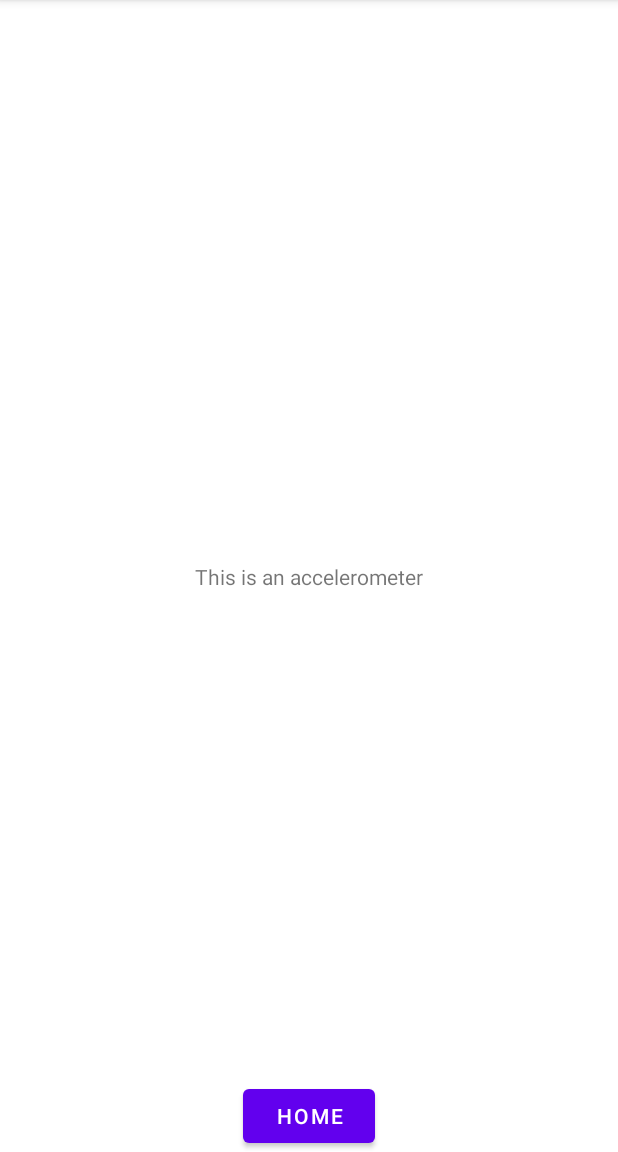
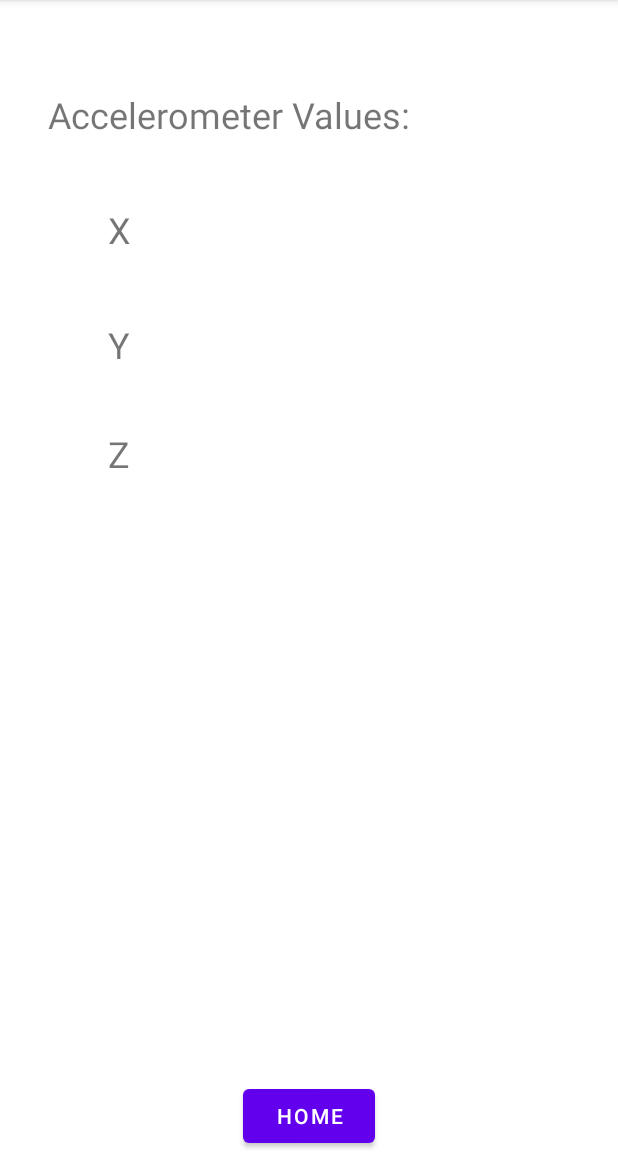
Before and after one commit to AndreArnesson/AssignmentMAMN01, an Android app: the Accelerometer screen opened directly, with no data from a screen before it, on a phone screen of 412 x 824 dp, the part 84-1236 px from its top. Run offline under Robolectric (Android 15) with nearby library versions, the phone set to English and light mode, and no system bars.

Commit message:
Färdigt med allt de vitala

```diff
--- a/app/src/main/java/com/example/assignment/Accelerometer.java
+++ b/app/src/main/java/com/example/assignment/Accelerometer.java
@@ -1,18 +1,41 @@
 package com.example.assignment;
 
 import android.content.Intent;
+import android.hardware.Sensor;
+import android.hardware.SensorManager;
+import android.hardware.SensorEventListener;
+import android.hardware.SensorEvent;
 import android.os.Bundle;
 import android.view.View;
 import android.widget.Button;
+import android.widget.TextView;
 
 import androidx.appcompat.app.AppCompatActivity;
 
-public class Accelerometer extends AppCompatActivity {
+public class Accelerometer extends AppCompatActivity implements SensorEventListener{
+
+    private TextView xText, yText, zText;
+    private Sensor mySensor;
+    private SensorManager sensorM;
 
     @Override
     protected void onCreate(Bundle savedInstanceState) {
         super.onCreate(savedInstanceState);
         setContentView(R.layout.activity_accelerometer);
+
+        // Create sensormanager
+        sensorM = (SensorManager) getSystemService(SENSOR_SERVICE);
+
+        //accelerometer sensor
+        mySensor = sensorM.getDefaultSensor(Sensor.TYPE_ACCELEROMETER);
+
+        //Register sensor listener
+        sensorM.registerListener(this, mySensor, SensorManager.SENSOR_DELAY_NORMAL);
+
+        //Assign TextVIew
+        xText = (TextView) findViewById(R.id.xText);
+        yText = (TextView) findViewById(R.id.yText);
+        zText = (TextView) findViewById(R.id.zText);
 
         Button home = (Button) findViewById(R.id.homeButton2);
         home.setOnClickListener(new View.OnClickListener() {
@@ -23,4 +46,16 @@ public class Accelerometer extends AppCompatActivity {
             }
         });
     }
+
+    @Override
+    public void onSensorChanged(SensorEvent event) {
+        xText.setText("X: " + event.values[0]);
+        yText.setText("Y: " + event.values[1]);
+        zText.setText("Z: " + event.values[2]);
+    }
+
+    @Override
+    public void onAccuracyChanged(Sensor sensor, int accuracy) {
+        //Not in use
+    }
 }
--- a/app/src/main/res/layout/activity_accelerometer.xml
+++ b/app/src/main/res/layout/activity_accelerometer.xml
@@ -5,16 +5,6 @@
     android:layout_width="match_parent"
     android:layout_height="match_parent"
     tools:context=".Accelerometer">
-
-    <TextView
-        android:id="@+id/textView2"
-        android:layout_width="wrap_content"
-        android:layout_height="wrap_content"
-        android:text="This is an accelerometer"
-        app:layout_constraintBottom_toBottomOf="parent"
-        app:layout_constraintEnd_toEndOf="parent"
-        app:layout_constraintStart_toStartOf="parent"
-        app:layout_constraintTop_toTopOf="parent" />
 
     <Button
         android:id="@+id/homeButton2"
@@ -24,4 +14,52 @@
         app:layout_constraintBottom_toBottomOf="parent"
         app:layout_constraintEnd_toEndOf="parent"
         app:layout_constraintStart_toStartOf="parent" />
+
+    <TextView
+        android:id="@+id/textView5"
+        android:layout_width="wrap_content"
+        android:layout_height="wrap_content"
+        android:layout_marginStart="32dp"
+        android:layout_marginLeft="32dp"
+        android:layout_marginTop="60dp"
+        android:text="Accelerometer Values:"
+        android:textSize="24sp"
+        app:layout_constraintStart_toStartOf="parent"
+        app:layout_constraintTop_toTopOf="parent" />
+
+    <TextView
+        android:id="@+id/zText"
+        android:layout_width="wrap_content"
+        android:layout_height="wrap_content"
+        android:layout_marginStart="72dp"
+        android:layout_marginLeft="72dp"
+        android:layout_marginTop="40dp"
+        android:text="Z"
+        android:textSize="24sp"
+        app:layout_constraintStart_toStartOf="parent"
+        app:layout_constraintTop_toBottomOf="@+id/yText" />
+
+    <TextView
+        android:id="@+id/xText"
+        android:layout_width="wrap_content"
+        android:layout_height="wrap_content"
+        android:layout_marginStart="72dp"
+        android:layout_marginLeft="72dp"
+        android:layout_marginTop="44dp"
+        android:text="X"
+        android:textSize="24sp"
+        app:layout_constraintStart_toStartOf="parent"
+        app:layout_constraintTop_toBottomOf="@+id/textView5" />
+
+    <TextView
+        android:id="@+id/yText"
+        android:layout_width="wrap_content"
+        android:layout_height="wrap_content"
+        android:layout_marginStart="72dp"
+        android:layout_marginLeft="72dp"
+        android:layout_marginTop="44dp"
+        android:text="Y"
+        android:textSize="24sp"
+        app:layout_constraintStart_toStartOf="parent"
+        app:layout_constraintTop_toBottomOf="@+id/xText" />
 </androidx.constraintlayout.widget.ConstraintLayout>
```
Also changed, not shown: app/src/main/AndroidManifest.xml (+8 -3 lines), app/src/main/java/com/example/assignment/Compass.java (+46 -0 lines), app/src/main/res/layout/activity_compass.xml (+24 -1 lines), app/src/main/res/layout/activity_main.xml (+18 -4 lines).
